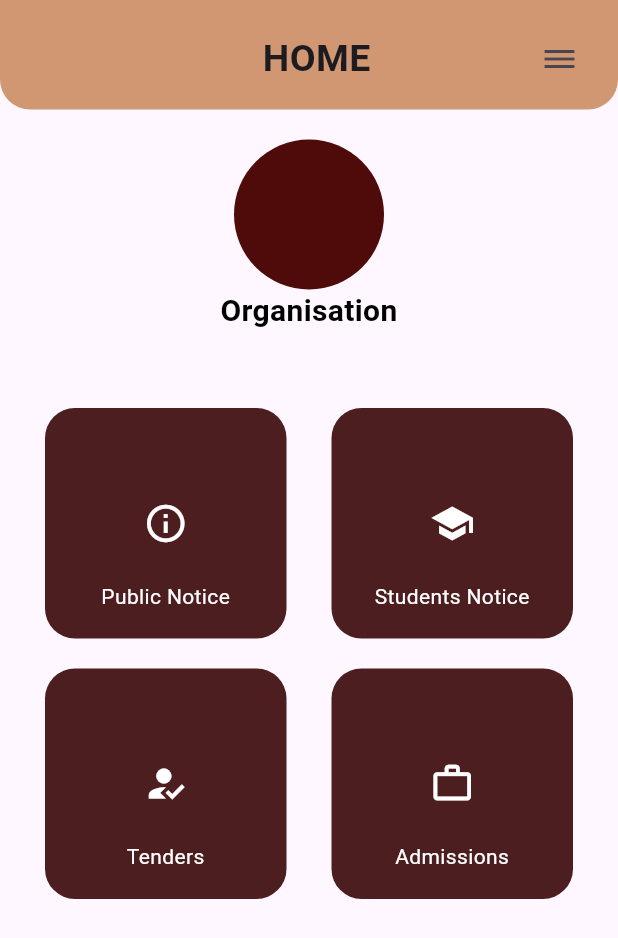
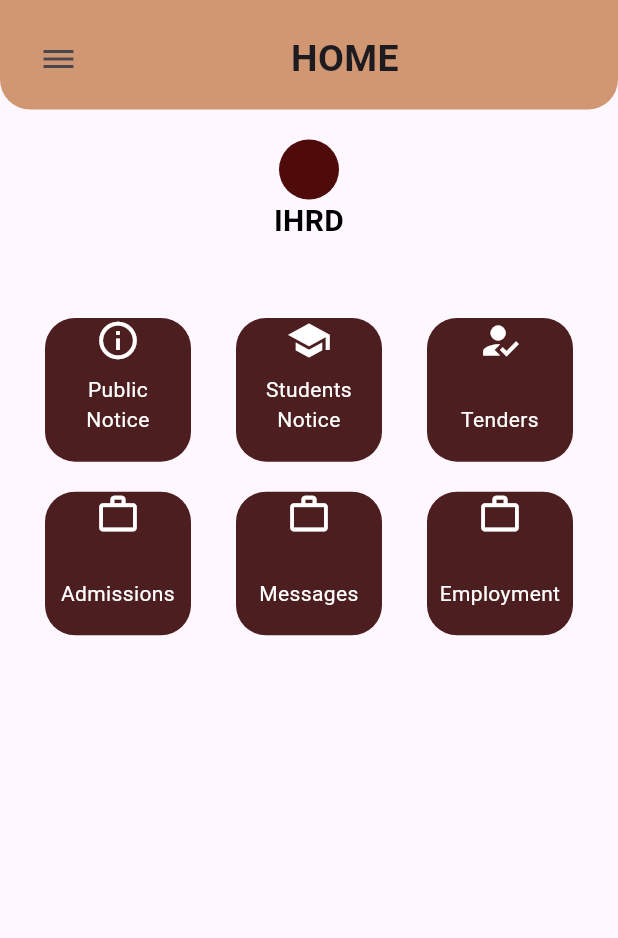
Before and after one commit to MaheswariDarish/fluttermp, a Flutter app: the ScreenHome screen opened directly, on a phone screen of 412 x 824 dp. Shown: the top 938 px of the screen. Run offline on Flutter 3.47's test engine with Material 3 defaults, Android fonts, the phone set to English and light mode, and no system bars; missing offline and left inert: flutter_pdfview.

Commit message:
minor changes in home ui

```diff
--- a/lib/main.dart
+++ b/lib/main.dart
@@ -17,7 +17,7 @@ class MyApp extends StatelessWidget {
       theme: ThemeData(
 
       ),
-      home:PdfViewerSample(),
+      home:PdfViewerPage(),
     );
   }
 }
--- a/lib/screens/SreenHome.dart
+++ b/lib/screens/SreenHome.dart
@@ -13,12 +13,16 @@ class _ScreenHomeState extends State<ScreenHome> {
     Icon(Icons.school, color: Colors.white, size: 30),
     Icon(Icons.how_to_reg, color: Colors.white, size: 30),
     Icon(Icons.work_outline, color: Colors.white, size: 30),
+    Icon(Icons.work_outline, color: Colors.white, size: 30),
+    Icon(Icons.work_outline, color: Colors.white, size: 30)
   ];
   List names = [
     "Public Notice",
     "Students Notice",
     "Tenders",
-    "Admissions"
+    "Admissions",
+    "Messages",
+    "Employment"
   ];
 
   @override
@@ -39,21 +43,20 @@ class _ScreenHomeState extends State<ScreenHome> {
               children: [
                 Row(
                   mainAxisAlignment: MainAxisAlignment.spaceBetween,
-                  children: [
+                  children: [IconButton(
+                      onPressed: () {},
+                      icon: Icon(Icons.dehaze_outlined),
+                    ),
                     Expanded(
                       child: Text(
-                        '         HOME',
+                        'HOME',
                         textAlign: TextAlign.center,
                         style: TextStyle(
                           fontSize: 25,
                           fontWeight: FontWeight.bold,
                         ),
                       ),
-                    ),
-                    IconButton(
-                      onPressed: () {},
-                      icon: Icon(Icons.dehaze_outlined),
-                    ),
+                    )
                   ],
                 )
               ],
@@ -62,12 +65,12 @@ class _ScreenHomeState extends State<ScreenHome> {
           SizedBox(height: 20),
           Container(
             child: CircleAvatar(
-              radius: 50,
+              radius: 20,
               backgroundColor: const Color.fromARGB(255, 79, 10, 10),
             ),
           ),
           Text(
-            "Organisation",
+            "IHRD",
             textAlign: TextAlign.center,
             style: TextStyle(
               color: Colors.black,
@@ -85,23 +88,27 @@ class _ScreenHomeState extends State<ScreenHome> {
                   shrinkWrap: true,
                   physics: NeverScrollableScrollPhysics(),
                   gridDelegate: SliverGridDelegateWithFixedCrossAxisCount(
-                    crossAxisCount: 2,
+                    crossAxisCount: 3,
                     childAspectRatio: 1.1,
                   ),
                   itemBuilder: (context, index) {
                     return Container(
                       margin: EdgeInsets.symmetric(vertical: 10, horizontal: 15),
-                      height: 95,
-                      width: 250,
+                      height: 90,
+                      width: 150,
                       decoration: BoxDecoration(
                         color: Color.fromARGB(224, 53, 0, 0),
                         borderRadius: BorderRadius.circular(20),
                       ),
                       child: Stack(
                         children: [
-                          Center(
-                            child: nameicon[index],
-                          ),
+
+                            Positioned(
+
+                              left: 2.5,
+                              right:2.5,
+                             child: nameicon[index]),
+
                           Positioned(
                             bottom: 10,
                             left: 0,
--- a/lib/screens/StudentNotice.dart
+++ b/lib/screens/StudentNotice.dart
@@ -30,7 +30,7 @@ class PdfViewerPage extends StatelessWidget {
   Widget build(BuildContext context) {
     return Scaffold(
       appBar: AppBar(
-        title: Text('PDF Viewer'),
+        title: Text('PDF Viewersss'),
       ),
       body: PDFView(
         filePath: 'https://mrcet.com/downloads/digital_notes/CSE/II%20Year/DBMS.pdf', // Sample PDF URL
--- a/pubspec.yaml
+++ b/pubspec.yaml
@@ -31,7 +31,12 @@ dependencies:
   flutter:
     sdk: flutter
   flutter_pdfview: 1.3.2
+  file_picker: ^6.1.1
+  path: ^1.7.0
+  path_provider: ^2.1.2
 
+  # download PDF
+  http: ^1.2.1
 
   # The following adds the Cupertino Icons font to your application.
   # Use with the CupertinoIcons class for iOS style icons.
```
Also changed, not shown: pubspec.lock, 3 other files.
